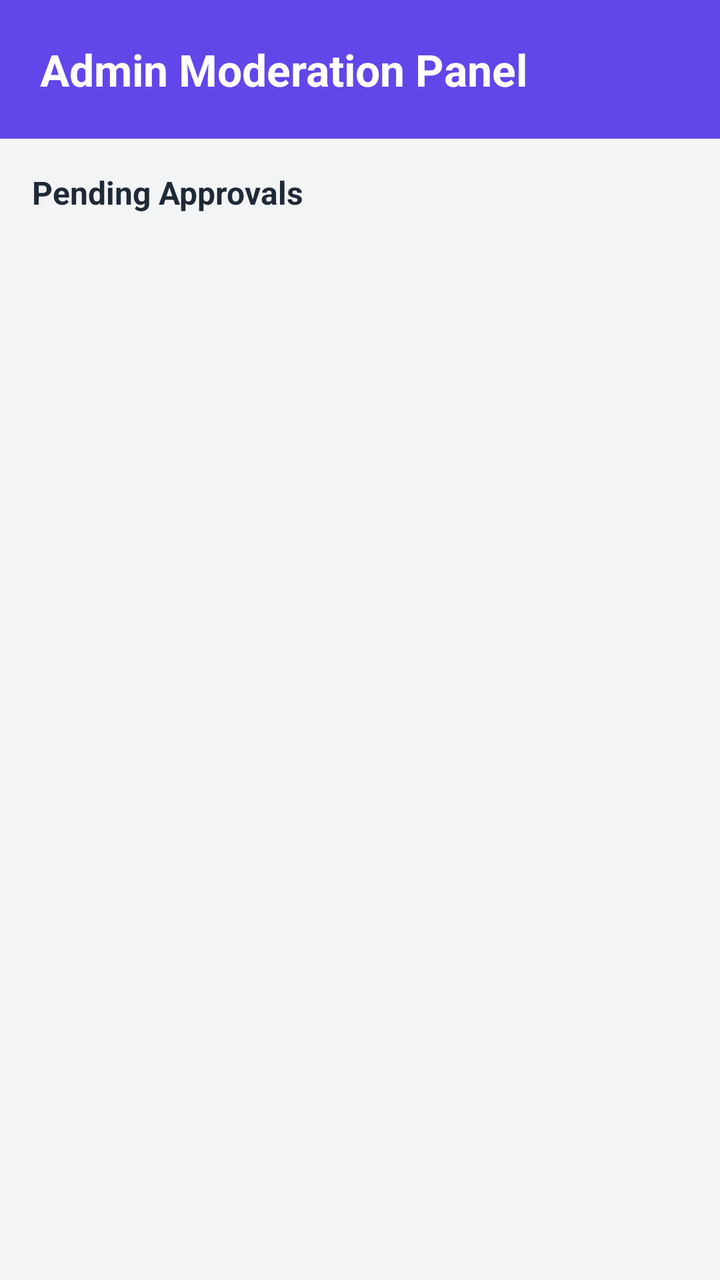
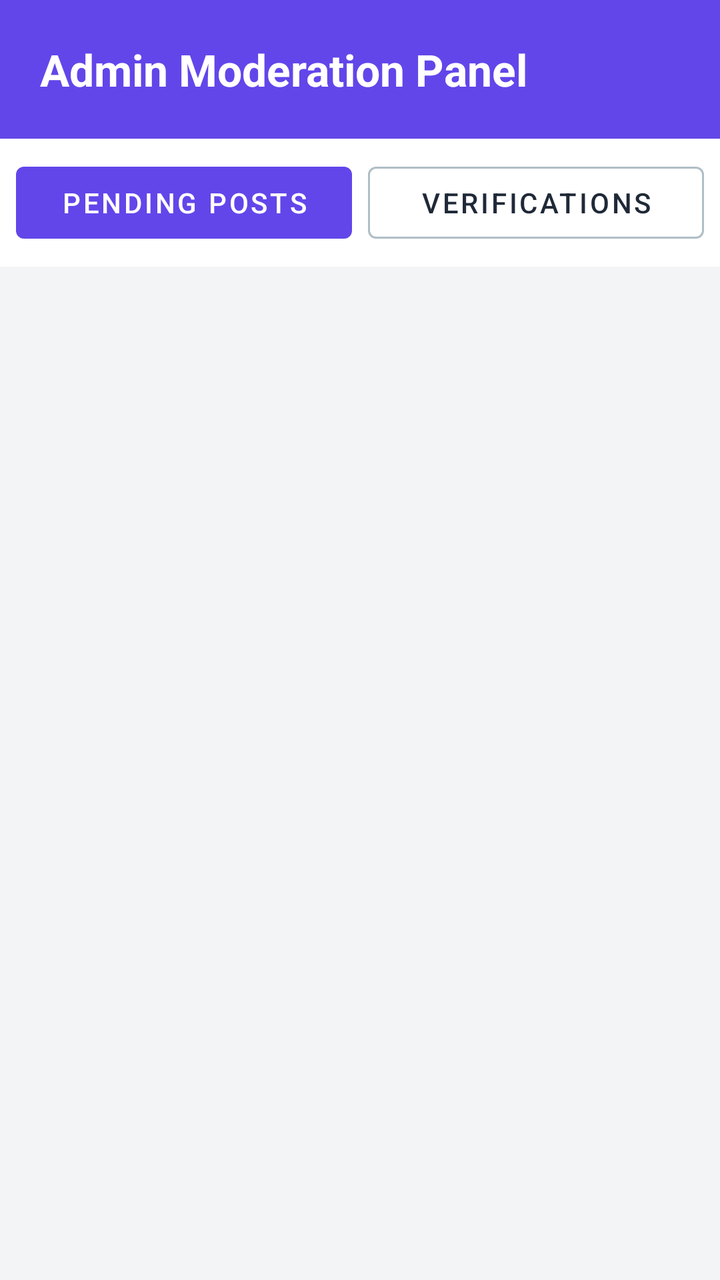

Before-and-after screenshots of an Android layout around one commit, followed by the original layout XML and the change that was made.
<!-- AndroidManifest.xml: application theme Theme.BashaBhai -->
<!-- res/layout/activity_admin.xml -->
<?xml version="1.0" encoding="utf-8"?>
<LinearLayout xmlns:android="http://schemas.android.com/apk/res/android"
    android:layout_width="match_parent"
    android:layout_height="match_parent"
    android:fitsSystemWindows="true"
    android:orientation="vertical"
    android:background="@color/background">

    <TextView
        android:layout_width="match_parent"
        android:layout_height="wrap_content"
        android:text="Admin Moderation Panel"
        android:textSize="22sp"
        android:textStyle="bold"
        android:textColor="@color/white"
        android:background="@color/primary"
        android:padding="20dp"/>

    <TextView
        android:layout_width="match_parent"
        android:layout_height="wrap_content"
        android:text="Pending Approvals"
        android:textSize="16sp"
        android:textStyle="bold"
        android:textColor="@color/on_surface"
        android:padding="16dp"/>

    <androidx.recyclerview.widget.RecyclerView
        android:id="@+id/rvPendingListings"
        android:layout_width="match_parent"
        android:layout_height="match_parent"
        android:clipToPadding="false"
        android:padding="8dp"/>

    <TextView
        android:id="@+id/tvNoPending"
        android:layout_width="match_parent"
        android:layout_height="match_parent"
        android:gravity="center"
        android:text="No pending listings awaiting approval."
        android:textSize="16sp"
        android:textColor="@color/text_secondary"
        android:visibility="gone"/>

</LinearLayout>
<!-- resources referenced by this layout -->
<resources>
  <color name="background">#F3F4F6</color>
  <color name="on_surface">#1F2937</color>
  <color name="primary">#6246EA</color>
  <color name="text_secondary">#6B7280</color>
  <color name="white">#FFFFFFFF</color>
  <style name="Theme.BashaBhai" parent="Base.Theme.BashaBhai" />
  <style name="Base.Theme.BashaBhai" parent="Theme.MaterialComponents.DayNight.NoActionBar">
          
          <item name="colorPrimary">@color/primary</item>
          <item name="colorPrimaryVariant">@color/primary_variant</item>
          <item name="colorOnPrimary">@color/on_primary</item>
  
          <item name="colorSecondary">@color/secondary</item>
          <item name="colorSecondaryVariant">@color/secondary_variant</item>
          <item name="colorOnSecondary">@color/on_secondary</item>
  
          <item name="android:colorBackground">@color/background</item>
          <item name="colorOnBackground">@color/on_background</item>
          <item name="colorSurface">@color/surface</item>
          <item name="colorOnSurface">@color/on_surface</item>
      </style>
  <color name="primary_variant">#4A30B5</color>
  <color name="on_primary">#FFFFFF</color>
  <color name="secondary">#2B2C34</color>
  <color name="secondary_variant">#1F2026</color>
  <color name="on_secondary">#FFFFFF</color>
  <color name="on_background">#1F2937</color>
  <color name="surface">#FFFFFF</color>
</resources>

<!-- the commit's change to res/layout/activity_admin.xml (unified diff, before → after) -->
@@ -1,5 +1,6 @@
 <?xml version="1.0" encoding="utf-8"?>
 <LinearLayout xmlns:android="http://schemas.android.com/apk/res/android"
+    xmlns:app="http://schemas.android.com/apk/res-auto"
     android:layout_width="match_parent"
     android:layout_height="match_parent"
     android:fitsSystemWindows="true"
@@ -16,30 +17,68 @@
         android:background="@color/primary"
         android:padding="20dp"/>
 
-    <TextView
+    
+    <LinearLayout
         android:layout_width="match_parent"
         android:layout_height="wrap_content"
-        android:text="Pending Approvals"
-        android:textSize="16sp"
-        android:textStyle="bold"
-        android:textColor="@color/on_surface"
-        android:padding="16dp"/>
+        android:orientation="horizontal"
+        android:padding="8dp"
+        android:weightSum="2"
+        android:background="@color/surface">
 
-    <androidx.recyclerview.widget.RecyclerView
-        android:id="@+id/rvPendingListings"
+        <com.google.android.material.button.MaterialButton
+            android:id="@+id/btnTabListings"
+            style="@style/Widget.MaterialComponents.Button.UnelevatedButton"
+            android:layout_width="0dp"
+            android:layout_height="48dp"
+            android:layout_weight="1"
+            android:layout_marginEnd="4dp"
+            android:text="Pending Posts"
+            app:backgroundTint="@color/primary"/>
+
+        <com.google.android.material.button.MaterialButton
+            android:id="@+id/btnTabVerifications"
+            style="@style/Widget.MaterialComponents.Button.OutlinedButton"
+            android:layout_width="0dp"
+            android:layout_height="48dp"
+            android:layout_weight="1"
+            android:layout_marginStart="4dp"
+            android:text="Verifications"
+            android:textColor="@color/on_surface"
+            app:strokeColor="#B0BEC5"/>
+    </LinearLayout>
+
+    <FrameLayout
         android:layout_width="match_parent"
-        android:layout_height="match_parent"
-        android:clipToPadding="false"
-        android:padding="8dp"/>
+        android:layout_height="match_parent">
 
-    <TextView
-        android:id="@+id/tvNoPending"
-        android:layout_width="match_parent"
-        android:layout_height="match_parent"
-        android:gravity="center"
-        android:text="No pending listings awaiting approval."
-        android:textSize="16sp"
-        android:textColor="@color/text_secondary"
-        android:visibility="gone"/>
+        
+        <androidx.recyclerview.widget.RecyclerView
+            android:id="@+id/rvPendingListings"
+            android:layout_width="match_parent"
+            android:layout_height="match_parent"
+            android:clipToPadding="false"
+            android:padding="8dp"/>
+
+        
+        <androidx.recyclerview.widget.RecyclerView
+            android:id="@+id/rvPendingVerifications"
+            android:layout_width="match_parent"
+            android:layout_height="match_parent"
+            android:clipToPadding="false"
+            android:padding="8dp"
+            android:visibility="gone"/>
+
+        <TextView
+            android:id="@+id/tvNoPending"
+            android:layout_width="match_parent"
+            android:layout_height="match_parent"
+            android:gravity="center"
+            android:text="No pending items awaiting review."
+            android:textSize="16sp"
+            android:textColor="@color/text_secondary"
+            android:visibility="gone"/>
+
+    </FrameLayout>
 
 </LinearLayout>
<!-- resource entries referenced after the edit -->
@@ -6,7 +6,7 @@
   <color name="text_secondary">#6B7280</color>
   <color name="white">#FFFFFFFF</color>
   <style name="Theme.BashaBhai" parent="Base.Theme.BashaBhai" />
-  <style name="Base.Theme.BashaBhai" parent="Theme.MaterialComponents.DayNight.NoActionBar">
+  <style name="Base.Theme.BashaBhai" parent="Theme.Material3.DayNight.NoActionBar">
           
           <item name="colorPrimary">@color/primary</item>
           <item name="colorPrimaryVariant">@color/primary_variant</item>
